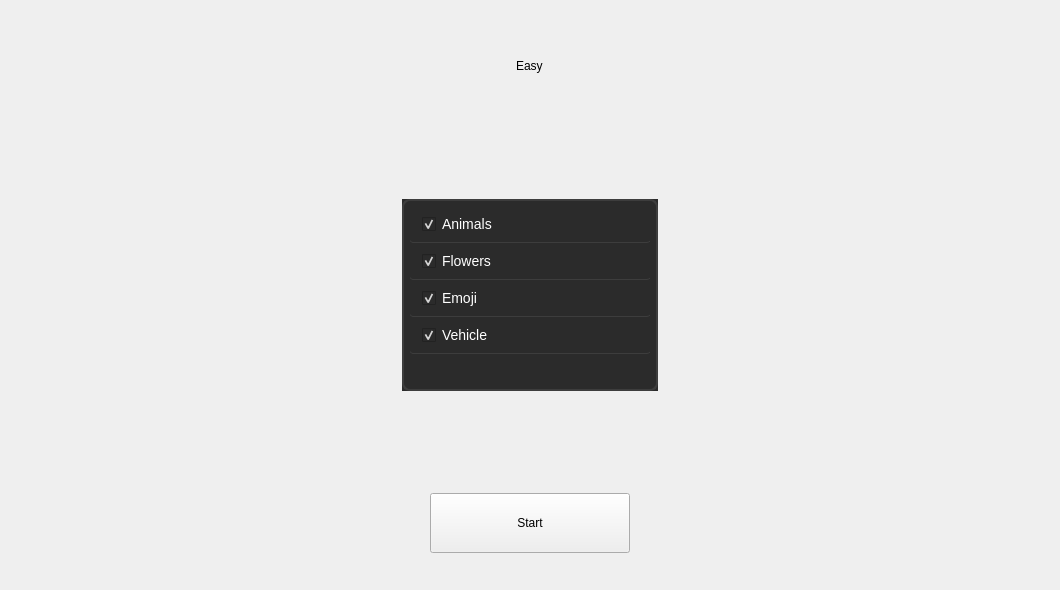
This is ui/startingScene.ui in alfphy/drawing_game as Qt 5 draws it before an edit. The edited form follows.
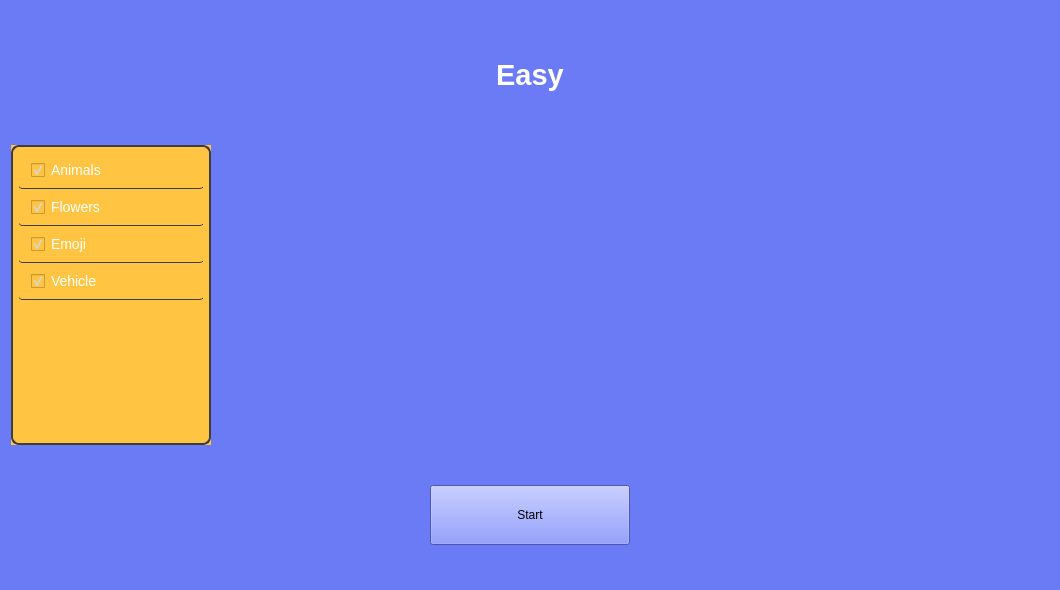
This is the edited form. Icons and pictures are not drawn.

Diff of the .ui file:
```diff
--- a/ui/startingScene.ui
+++ b/ui/startingScene.ui
@@ -18,32 +18,73 @@
     <normaloff>.</normaloff>.</iconset>
   </property>
   <property name="autoFillBackground">
-   <bool>true</bool>
+   <bool>false</bool>
   </property>
-  <layout class="QVBoxLayout" name="verticalLayout_2">
+  <property name="styleSheet">
+   <string notr="true">background-color: rgb(107, 122, 245);</string>
+  </property>
+  <layout class="QVBoxLayout" name="verticalLayout">
    <item>
-    <layout class="QVBoxLayout" name="verticalLayout" stretch="2,6,2">
-     <item>
+    <widget class="QFrame" name="">
+     <property name="styleSheet">
+      <string notr="true">background-color: rgb(107, 122, 245);</string>
+     </property>
       <layout class="QVBoxLayout" name="verticalLayout_3">
        <item alignment="Qt::AlignHCenter|Qt::AlignVCenter">
         <widget class="QLabel" name="label_difficulty">
+        <property name="minimumSize">
+         <size>
+          <width>500</width>
+          <height>70</height>
+         </size>
+        </property>
          <property name="maximumSize">
           <size>
            <width>16777215</width>
            <height>40</height>
           </size>
          </property>
+        <property name="font">
+         <font>
+          <family>SansSerif</family>
+          <pointsize>22</pointsize>
+          <weight>75</weight>
+          <bold>true</bold>
+         </font>
+        </property>
+        <property name="styleSheet">
+         <string notr="true">color: rgb(255, 255, 255);
+padding: 0%;
+</string>
+        </property>
          <property name="text">
           <string>Easy</string>
          </property>
+        <property name="alignment">
+         <set>Qt::AlignCenter</set>
+        </property>
         </widget>
        </item>
       </layout>
+    </widget>
      </item>
      <item>
-      <layout class="QHBoxLayout" name="horizontalLayout_2">
-       <item alignment="Qt::AlignHCenter|Qt::AlignVCenter">
+    <layout class="QHBoxLayout" name="horizontalLayout_2"/>
+   </item>
+   <item>
         <widget class="QListWidget" name="listwidget_categories">
+     <property name="minimumSize">
+      <size>
+       <width>200</width>
+       <height>50</height>
+      </size>
+     </property>
+     <property name="maximumSize">
+      <size>
+       <width>200</width>
+       <height>300</height>
+      </size>
+     </property>
          <property name="focusPolicy">
           <enum>Qt::NoFocus</enum>
          </property>
@@ -51,8 +92,11 @@
           <bool>true</bool>
          </property>
          <property name="styleSheet">
-          <string notr="true">  QListWidget {
-        background-color: #2b2b2b;
+      <string notr="true">
+
+
+QListWidget {
+         background-color: rgb(255, 197, 66);
         border: 2px solid #3d3d3d;
         border-radius: 8px;
         padding: 5px;
@@ -106,8 +150,6 @@
          </item>
         </widget>
        </item>
-      </layout>
-     </item>
      <item>
       <layout class="QHBoxLayout" name="horizontalLayout">
        <item alignment="Qt::AlignHCenter|Qt::AlignVCenter">
@@ -128,8 +170,6 @@
           <string>Start</string>
          </property>
         </widget>
-       </item>
-      </layout>
      </item>
     </layout>
    </item>
```
Lines whose indentation alone changed are shown as unchanged.
